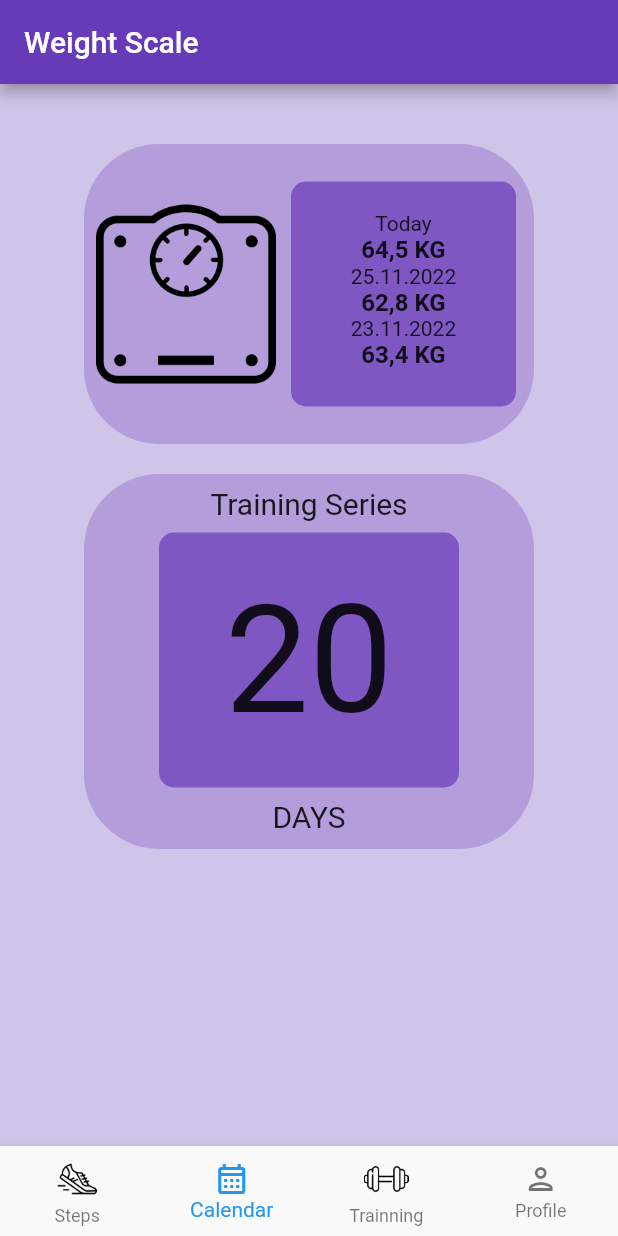
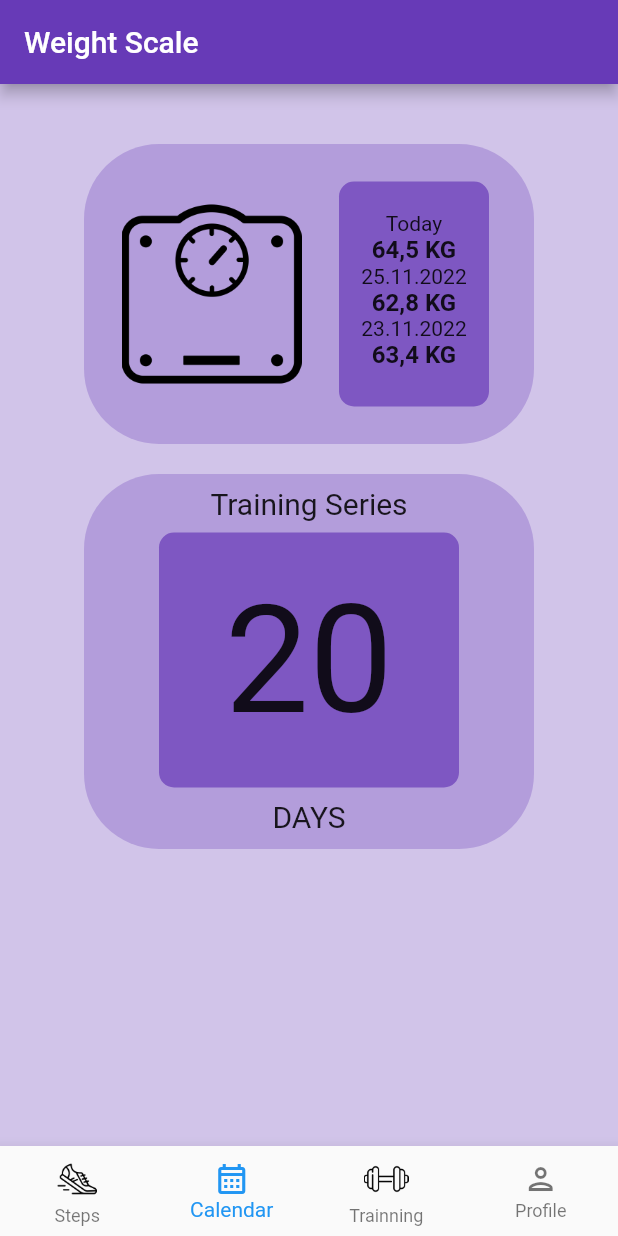
Before and after one commit to yavuzsavan/trainingApp, a Flutter app: the screen it shows after launch, item 2 of the bottom bar chosen, on a phone screen of 412 x 824 dp. Run offline on Flutter 3.47's test engine with Material 2 defaults, Android fonts, the phone set to English and light mode, and no system bars; our stand-ins replace google_nav_bar, percent_indicator.

Commit message:
some padding

```diff
--- a/lib/pages/weight.dart
+++ b/lib/pages/weight.dart
@@ -28,7 +28,7 @@ class UserWeight extends StatelessWidget {
                   child: Row(
                     children: [
                       Padding(
-                        padding: const EdgeInsets.only(left: 8.0, right: 10.0),
+                        padding: const EdgeInsets.only(left: 25.0, right: 25.0),
                         child: Image.asset(
                           "assets/icons/weightscales.png",
                           height: 120,
@@ -36,7 +36,7 @@ class UserWeight extends StatelessWidget {
                         ),
                       ),
                       Container(
-                        width: 150,
+                        width: 100,
                         height: 150,
                         decoration: BoxDecoration(
                             color: Colors.deepPurple.shade400,
```
